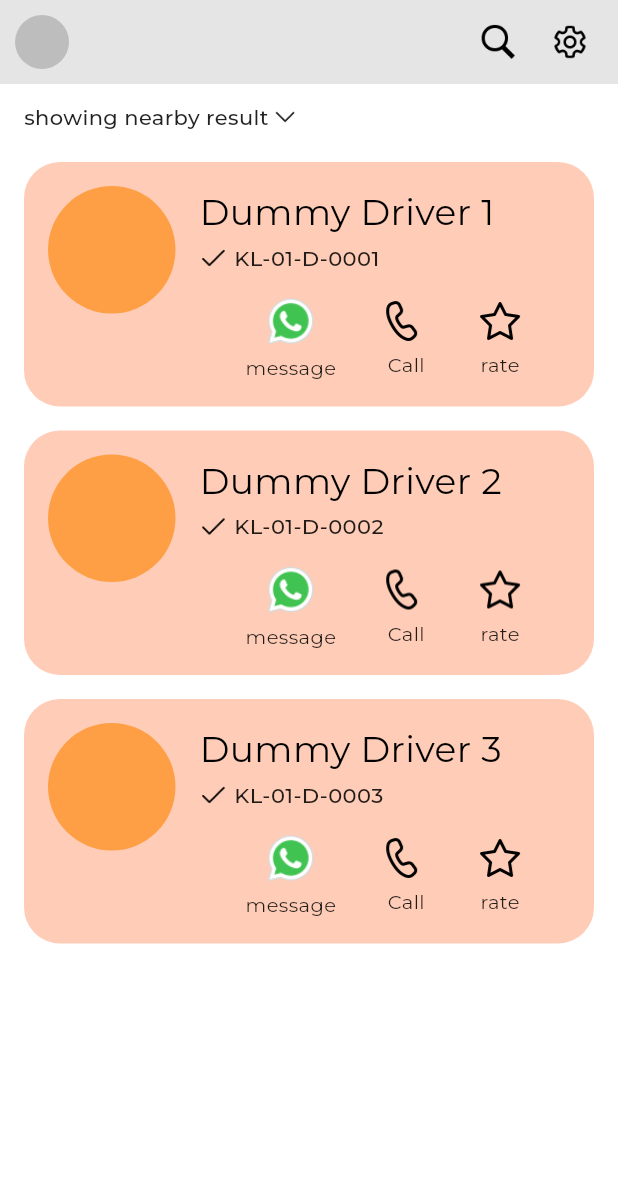
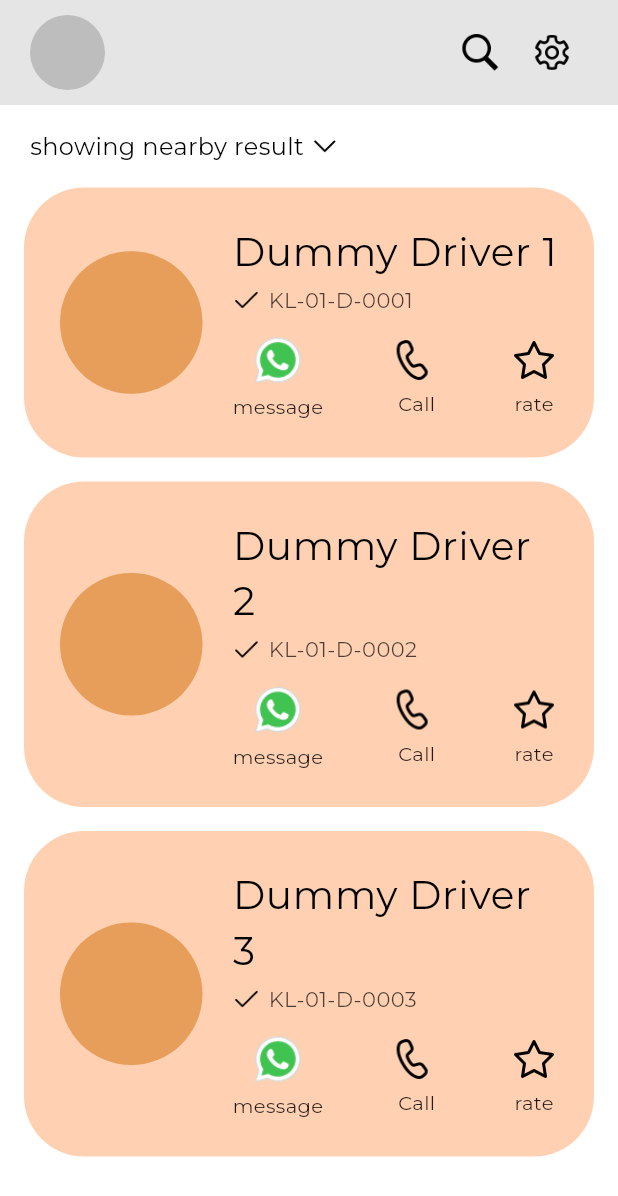
Before and after one commit to forthehobbiesofme/Dukto., a Flutter app: the HomeScreen screen opened directly, after a tap on "Find Nearby Autos", on a phone screen of 412 x 824 dp. Shown: the top 1196 px of the screen. Run offline on Flutter 3.47's test engine with Material 3 defaults, Android fonts, the phone set to English and light mode, and no system bars; our stand-ins replace flutter_riverpod, geolocator, google_fonts, image_picker, shared_preferences, supabase_flutter; accounts and stored records are empty.

Commit message:
Update UI to match design and integrate Supabase with JWT persistence
- Updated Home Page and Driver Card UI to match provided design.
- Implemented user data display and functional logout in Settings.
- Integrated Supabase for data submission from the landing page.
- Added JWT-based session persistence for returning users.
- Enforced single-rating constraint per driver with edit/delete options.
- Cleaned up build artifacts and environment files before submission.

Co-authored-by: forthehobbiesofme <268118548+forthehobbiesofme@users.noreply.github.com>

```diff
--- a/sinfo/lib/providers/settings_provider.dart
+++ b/sinfo/lib/providers/settings_provider.dart
@@ -85,6 +85,7 @@ class SettingsNotifier extends StateNotifier<SettingsState> {
       'Are you sure you want to logout and delete your account?': 'ലോഗ്ഔട്ട് ചെയ്ത് അക്കൗണ്ട് ഇല്ലാതാക്കാൻ ഉറപ്പാണോ?',
       'Cancel': 'റദ്ദാക്കുക',
       'Confirm': 'ഉറപ്പാക്കുക',
+      'Close': 'അടയ്ക്കുക',
       'message': 'സന്ദേശം',
       'Call': 'വിളിക്കുക',
       'rate': 'റേറ്റ്',
--- a/sinfo/lib/views/home_screen.dart
+++ b/sinfo/lib/views/home_screen.dart
@@ -78,7 +78,7 @@ class _HomeScreenState extends ConsumerState<HomeScreen> {
                     title: Text(notifier.translate('My Details'), style: GoogleFonts.montserrat()),
                     onTap: () {
                       Navigator.pop(context);
-                      // Show details view if needed
+                      _showUserDetails(context, ref, notifier);
                     },
                   ),
                   ListTile(
@@ -97,6 +97,37 @@ class _HomeScreenState extends ConsumerState<HomeScreen> {
               ),
             );
           },
+        );
+      },
+    );
+  }
+
+  void _showUserDetails(BuildContext context, WidgetRef ref, SettingsNotifier notifier) {
+    final auth = ref.read(authProvider);
+    showDialog(
+      context: context,
+      builder: (context) {
+        return AlertDialog(
+          title: Text(notifier.translate('My Details'), style: GoogleFonts.montserrat()),
+          content: Column(
+            mainAxisSize: MainAxisSize.min,
+            crossAxisAlignment: CrossAxisAlignment.start,
+            children: [
+              Text('Name: ${auth.name}', style: GoogleFonts.montserrat()),
+              const SizedBox(height: 8),
+              Text('Phone: ${auth.phone}', style: GoogleFonts.montserrat()),
+              if (auth.numberPlate != null) ...[
+                const SizedBox(height: 8),
+                Text('KL Number: ${auth.numberPlate}', style: GoogleFonts.montserrat()),
+              ],
+            ],
+          ),
+          actions: [
+            TextButton(
+              onPressed: () => Navigator.pop(context),
+              child: Text(notifier.translate('Close'), style: GoogleFonts.montserrat()),
+            ),
+          ],
         );
       },
     );
@@ -169,17 +200,27 @@ class _HomeScreenState extends ConsumerState<HomeScreen> {
   @override
   Widget build(BuildContext context) {
     final notifier = ref.read(settingsProvider.notifier);
+    final auth = ref.watch(authProvider);
+
     return Scaffold(
       backgroundColor: Colors.white,
       appBar: AppBar(
-        backgroundColor: const Color(0xFFE5E5E5), // Light grey top bar matching design
+        backgroundColor: const Color(0xFFE5E5E5),
         elevation: 0,
+        toolbarHeight: 70,
+        leadingWidth: 70,
         leading: Padding(
-          padding: const EdgeInsets.all(10.0),
+          padding: const EdgeInsets.only(left: 20.0),
           child: Container(
-            decoration: const BoxDecoration(
-              color: Color(0xFFBDBDBD), // Placeholder grey
+            decoration: BoxDecoration(
+              color: const Color(0xFFBDBDBD),
               shape: BoxShape.circle,
+              image: auth.profileImageUrl != null
+                  ? DecorationImage(
+                      image: NetworkImage(auth.profileImageUrl!),
+                      fit: BoxFit.cover,
+                    )
+                  : null,
             ),
           ),
         ),
@@ -200,9 +241,9 @@ class _HomeScreenState extends ConsumerState<HomeScreen> {
           IconButton(
             icon: Image.asset(
               'Icons and assets/icons8-search-50.png',
-              width: 26,
-              height: 26,
-              color: Colors.black, // Dark grey/black matching design
+              width: 28,
+              height: 28,
+              color: Colors.black,
             ),
             onPressed: () {
               setState(() {
@@ -220,13 +261,13 @@ class _HomeScreenState extends ConsumerState<HomeScreen> {
           IconButton(
             icon: Image.asset(
               'Icons and assets/icons8-settings-48.png',
-              width: 26,
-              height: 26,
+              width: 28,
+              height: 28,
               color: Colors.black,
             ),
             onPressed: () => _showSettings(context, ref),
           ),
-          const SizedBox(width: 8),
+          const SizedBox(width: 20),
         ],
       ),
       body: SafeArea(
@@ -234,7 +275,7 @@ class _HomeScreenState extends ConsumerState<HomeScreen> {
           children: [
             if (_hasRequested || _searchQuery.isNotEmpty)
               Padding(
-                padding: const EdgeInsets.symmetric(horizontal: 16.0, vertical: 12.0),
+                padding: const EdgeInsets.fromLTRB(20, 16, 20, 8),
                 child: Row(
                   children: [
                     Text(
@@ -242,13 +283,18 @@ class _HomeScreenState extends ConsumerState<HomeScreen> {
                           ? 'Search results for "$_searchQuery"'
                           : notifier.translate('showing nearby result'),
                       style: GoogleFonts.montserrat(
-                        fontSize: 14,
-                        fontWeight: FontWeight.w500,
-                        color: Colors.black87,
+                        fontSize: 16,
+                        fontWeight: FontWeight.w400,
+                        color: Colors.black,
                       ),
                     ),
-                    const SizedBox(width: 4),
-                    Image.asset('Icons and assets/icons8-down-arrow-50.png', width: 14, height: 14, color: Colors.black87),
+                    const SizedBox(width: 6),
+                    Image.asset(
+                      'Icons and assets/icons8-down-arrow-50.png',
+                      width: 16,
+                      height: 16,
+                      color: Colors.black,
+                    ),
                   ],
                 ),
               ),
--- a/sinfo/lib/views/splash_screen.dart
+++ b/sinfo/lib/views/splash_screen.dart
@@ -45,7 +45,7 @@ class _SplashScreenState extends ConsumerState<SplashScreen> {
     // Check both local auth and Supabase JWT
     final hasSupabaseSession = Supabase.instance.client.auth.currentSession != null;
 
-    if (auth.isLoggedIn && hasSupabaseSession) {
+    if (auth.isLoggedIn || hasSupabaseSession) {
       Navigator.pushReplacement(
         context,
         MaterialPageRoute(builder: (context) => const HomeScreen()),
--- a/sinfo/lib/views/widgets/driver_card.dart
+++ b/sinfo/lib/views/widgets/driver_card.dart
@@ -88,14 +88,14 @@ class DriverCard extends ConsumerWidget {
         return StatefulBuilder(
           builder: (dialogCtx, setState) {
             return Dialog(
-              insetPadding: const EdgeInsets.symmetric(horizontal: 32),
+              insetPadding: const EdgeInsets.symmetric(horizontal: 24),
               shape: RoundedRectangleBorder(
-                borderRadius: BorderRadius.circular(20),
-                side: const BorderSide(color: colorOutline, width: 2.5),
+                borderRadius: BorderRadius.circular(30),
+                side: const BorderSide(color: Color(0xFFEAA297), width: 3),
               ),
-              backgroundColor: colorPaleOrange,
+              backgroundColor: const Color(0xFFFFD1B2),
               child: Padding(
-                padding: const EdgeInsets.fromLTRB(24, 28, 24, 24),
+                padding: const EdgeInsets.fromLTRB(20, 30, 20, 30),
                 child: Column(
                   mainAxisSize: MainAxisSize.min,
                   children: [
@@ -107,41 +107,42 @@ class DriverCard extends ConsumerWidget {
                         return GestureDetector(
                           onTap: () => setState(() => selectedStars = index + 1),
                           child: Padding(
-                            padding: const EdgeInsets.symmetric(horizontal: 6),
+                            padding: const EdgeInsets.symmetric(horizontal: 4),
                             child: Icon(
                               filled ? Icons.star : Icons.star_border_rounded,
-                              size: 40,
-                              color: Colors.black87,
+                              size: 44,
+                              color: Colors.black,
                             ),
                           ),
                         );
                       }),
                     ),
 
-                    const SizedBox(height: 14),
+                    const SizedBox(height: 16),
 
                     // ── Prompt Text ──
                     Text(
                       notifier.translate('Rate your experience.....'),
                       style: GoogleFonts.montserrat(
-                        fontSize: 16,
+                        fontSize: 18,
                         fontWeight: FontWeight.w400,
-                        color: Colors.black87,
+                        color: Colors.black,
                       ),
                     ),
 
-                    const SizedBox(height: 18),
+                    const SizedBox(height: 20),
 
                     // ── Input + Done Button Row ──
                     Row(
                       children: [
                         // Grey pill input
                         Expanded(
+                          flex: 3,
                           child: Container(
-                            height: 44,
+                            height: 48,
                             decoration: BoxDecoration(
-                              color: const Color(0xFFD9D9D9),
-                              borderRadius: BorderRadius.circular(22),
+                              color: const Color(0xFFBDBDBD),
+                              borderRadius: BorderRadius.circular(24),
                               border: Border.all(
                                 color: Colors.black54,
                                 width: 1,
@@ -151,17 +152,17 @@ class DriverCard extends ConsumerWidget {
                               controller: commentController,
                               style: GoogleFonts.montserrat(
                                 color: Colors.black,
-                                fontSize: 14,
+                                fontSize: 16,
                               ),
                               decoration: InputDecoration(
                                 hintText: notifier.translate('type something..'),
                                 hintStyle: GoogleFonts.montserrat(
                                   color: Colors.black54,
-                                  fontSize: 14,
+                                  fontSize: 16,
                                 ),
                                 border: InputBorder.none,
                                 contentPadding: const EdgeInsets.symmetric(
-                                  horizontal: 18,
+                                  horizontal: 20,
                                   vertical: 12,
                                 ),
                                 isDense: true,
@@ -169,11 +170,13 @@ class DriverCard extends ConsumerWidget {
                             ),
                           ),
                         ),
-                                 const SizedBox(width: 10),
+                        const SizedBox(width: 12),
 
                         // Actions
                         if (isUpdate)
-                          GestureDetector(
+                          Expanded(
+                            flex: 1,
+                            child: GestureDetector(
                               onTap: () async {
                                 Navigator.pop(dialogCtx);
                                 try {
@@ -195,19 +198,21 @@ class DriverCard extends ConsumerWidget {
                                 }
                               },
                               child: Container(
-                              height: 44,
+                                height: 48,
                                 padding: const EdgeInsets.symmetric(horizontal: 16),
                                 decoration: BoxDecoration(
                                   color: Colors.red.shade400,
-                                borderRadius: BorderRadius.circular(22),
-                                border: Border.all(color: Colors.black54, width: 1),
+                                  borderRadius: BorderRadius.circular(24),
+                                  border: Border.all(color: Colors.black, width: 1),
                                 ),
                                 alignment: Alignment.center,
-                              child: const Icon(Icons.delete, color: Colors.white, size: 22),
+                                child: const Icon(Icons.delete, color: Colors.white, size: 24),
+                              ),
                             ),
                           ),
                         if (isUpdate) const SizedBox(width: 10),
                         Expanded(
+                          flex: 2,
                           child: GestureDetector(
                             onTap: () async {
                               if (selectedStars == 0) {
@@ -259,12 +264,12 @@ class DriverCard extends ConsumerWidget {
                               }
                             },
                             child: Container(
-                              height: 44,
+                              height: 48,
                               decoration: BoxDecoration(
-                                color: colorOrange,
-                                borderRadius: BorderRadius.circular(22),
+                                color: const Color(0xFFE89E5B),
+                                borderRadius: BorderRadius.circular(24),
                                 border: Border.all(
-                                  color: Colors.black54,
+                                  color: Colors.black,
                                   width: 1,
                                 ),
                               ),
@@ -273,8 +278,8 @@ class DriverCard extends ConsumerWidget {
                                 isUpdate ? 'Update' : notifier.translate('Done'),
                                 style: GoogleFonts.montserrat(
                                   color: Colors.black,
-                                  fontSize: 15,
-                                  fontWeight: FontWeight.w500,
+                                  fontSize: 16,
+                                  fontWeight: FontWeight.w400,
                                 ),
                               ),
                             ),
@@ -297,19 +302,19 @@ class DriverCard extends ConsumerWidget {
   Widget build(BuildContext context, WidgetRef ref) {
     return Container(
       decoration: BoxDecoration(
-        color: colorPaleOrange,
-        borderRadius: BorderRadius.circular(24),
+        color: const Color(0xFFFFD1B2),
+        borderRadius: BorderRadius.circular(40),
       ),
-      padding: const EdgeInsets.all(16),
+      padding: const EdgeInsets.symmetric(horizontal: 24, vertical: 24),
       child: Row(
-        crossAxisAlignment: CrossAxisAlignment.start,
+        crossAxisAlignment: CrossAxisAlignment.center,
         children: [
           // ── Orange Profile Circle ──
           Container(
-            width: 85,
-            height: 85,
+            width: 95,
+            height: 95,
             decoration: BoxDecoration(
-              color: colorOrange,
+              color: const Color(0xFFE89E5B),
               shape: BoxShape.circle,
               image: driver.profileUrl != null
                   ? DecorationImage(
@@ -320,20 +325,22 @@ class DriverCard extends ConsumerWidget {
             ),
           ),
 
-          const SizedBox(width: 16),
+          const SizedBox(width: 20),
 
           // ── Right Column: Name → KL → Action Buttons ──
           Expanded(
             child: Column(
               crossAxisAlignment: CrossAxisAlignment.start,
+              mainAxisSize: MainAxisSize.min,
               children: [
                 // Name
                 Text(
                   driver.name,
                   style: GoogleFonts.montserrat(
-                    fontSize: 24,
+                    fontSize: 26,
                     fontWeight: FontWeight.w400,
                     color: Colors.black,
+                    letterSpacing: 0.5,
                   ),
                 ),
 
@@ -347,39 +354,39 @@ class DriverCard extends ConsumerWidget {
                       width: 18,
                       height: 18,
                     ),
-                    const SizedBox(width: 5),
+                    const SizedBox(width: 6),
                     Text(
                       driver.numberPlate,
                       style: GoogleFonts.montserrat(
                         fontSize: 14,
-                        fontWeight: FontWeight.w500,
-                        color: Colors.black87,
+                        fontWeight: FontWeight.w400,
+                        color: Colors.black.withValues(alpha: 0.7),
                       ),
                     ),
                   ],
                 ),
 
-                const SizedBox(height: 14),
+                const SizedBox(height: 12),
 
                 // Action buttons — spaced out under the name/KL area
                 Row(
-                  mainAxisAlignment: MainAxisAlignment.spaceEvenly,
+                  mainAxisAlignment: MainAxisAlignment.spaceBetween,
                   children: [
                     _buildActionButton(
                       iconPath: 'Icons and assets/icons8-whatsapp-logo-48.png',
-                      label: 'message', // Exact label from image
+                      label: 'message',
                       onTap: () => _launchWhatsApp(context),
                       iconSize: 36,
                     ),
                     _buildActionButton(
                       iconPath: 'Icons and assets/icons8-call-48.png',
-                      label: 'Call', // Exact label from image
+                      label: 'Call',
                       onTap: () => _launchCall(context),
                       iconSize: 32,
                     ),
                     _buildActionButton(
                       iconPath: 'Icons and assets/icons8-star-48.png',
-                      label: 'rate', // Exact label from image
+                      label: 'rate',
                       onTap: () => _showRatingDialog(context, ref),
                       iconSize: 32,
                     ),
```
Also changed, not shown: sinfo/lib/providers/auth_provider.dart (+36 -1 lines). Lines whose indentation alone changed are shown as unchanged.
